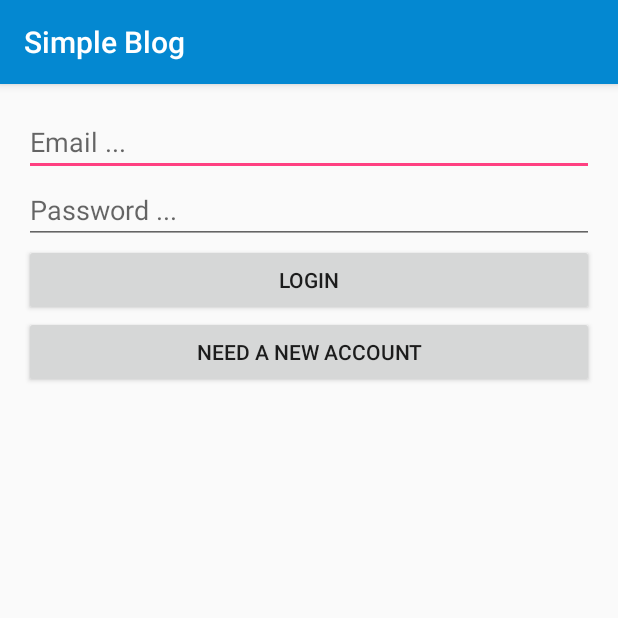
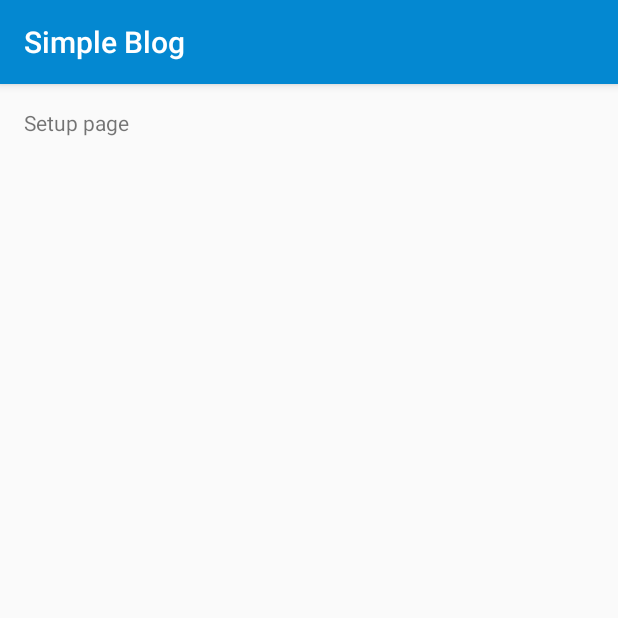
Before and after one commit to solandmedotru/SimpleBlog, an Android app: the screen it shows after launch (LoginActivity before the commit, SetupActivity after it), on a phone screen of 412 x 824 dp, the top half of it. Run offline under Robolectric (Android 15) with nearby library versions, the light colour scheme and no system bars; our stand-ins replace Firebase (no records; nobody signed in at launch, a user with empty details on screens opened directly), Picasso; 2 statements that could not run were skipped.

Commit message:
Added check exist user on main activity. If user exist but not have name in DB then start setup activity

```diff
--- a/app/src/main/AndroidManifest.xml
+++ b/app/src/main/AndroidManifest.xml
@@ -19,7 +19,8 @@
         </activity>
         <activity android:name=".PostActivity" />
         <activity android:name=".RegisterActivity" />
-        <activity android:name=".LoginActivity"></activity>
+        <activity android:name=".LoginActivity" />
+        <activity android:name=".SetupActivity"></activity>
     </application>
 
 </manifest>
--- a/app/src/main/java/ru/solandme/simpleblog/LoginActivity.java
+++ b/app/src/main/java/ru/solandme/simpleblog/LoginActivity.java
@@ -1,5 +1,6 @@
 package ru.solandme.simpleblog;
 
+import android.app.ProgressDialog;
 import android.content.Intent;
 import android.os.Bundle;
 import android.support.annotation.NonNull;
@@ -28,7 +29,8 @@ public class LoginActivity extends AppCompatActivity {
     private Button registerBtn;
 
     private FirebaseAuth auth;
-    private DatabaseReference databaseRef;
+    private DatabaseReference databaseRefUsers;
+    private ProgressDialog progress;
 
     @Override
     protected void onCreate(Bundle savedInstanceState) {
@@ -36,7 +38,10 @@ public class LoginActivity extends AppCompatActivity {
         setContentView(R.layout.activity_login);
 
         auth = FirebaseAuth.getInstance();
-        databaseRef = FirebaseDatabase.getInstance().getReference().child("Users");
+        databaseRefUsers = FirebaseDatabase.getInstance().getReference().child("Users");
+        databaseRefUsers.keepSynced(true);
+
+        progress = new ProgressDialog(this);
 
         loginEmailField = (EditText) findViewById(R.id.loginEmailField);
         loginPasswordField = (EditText) findViewById(R.id.loginPasswordField);
@@ -58,8 +63,6 @@ public class LoginActivity extends AppCompatActivity {
                 startActivity(intent);
             }
         });
-
-
     }
 
     private void checkLogin() {
@@ -68,10 +71,17 @@ public class LoginActivity extends AppCompatActivity {
         String password = loginPasswordField.getText().toString().trim();
 
         if (!TextUtils.isEmpty(email) && !TextUtils.isEmpty(password)) {
+
+            progress.setMessage("Checking Login ...");
+            progress.show();
+
             auth.signInWithEmailAndPassword(email, password)
                     .addOnCompleteListener(this, new OnCompleteListener<AuthResult>() {
                         @Override
                         public void onComplete(@NonNull Task<AuthResult> task) {
+
+                            progress.dismiss();
+
                             if (task.isSuccessful()) {
                                 checkUserExist();
                             } else {
@@ -87,15 +97,21 @@ public class LoginActivity extends AppCompatActivity {
     private void checkUserExist() {
         final String user_id = auth.getCurrentUser().getUid();
 
-        databaseRef.addValueEventListener(new ValueEventListener() {
+        databaseRefUsers.addValueEventListener(new ValueEventListener() {
             @Override
             public void onDataChange(DataSnapshot dataSnapshot) {
                 if (dataSnapshot.hasChild(user_id)) {
+
                     Intent mainIntent = new Intent(LoginActivity.this, MainActivity.class);
                     mainIntent.setFlags(Intent.FLAG_ACTIVITY_CLEAR_TOP);
                     startActivity(mainIntent);
+
                 } else {
-                    Toast.makeText(LoginActivity.this, "You need to setup your Account.", Toast.LENGTH_LONG).show();
+
+                    Intent setupIntent = new Intent(LoginActivity.this, SetupActivity.class);
+                    setupIntent.setFlags(Intent.FLAG_ACTIVITY_CLEAR_TOP);
+                    startActivity(setupIntent);
+
                 }
             }
 
--- a/app/src/main/java/ru/solandme/simpleblog/MainActivity.java
+++ b/app/src/main/java/ru/solandme/simpleblog/MainActivity.java
@@ -15,14 +15,18 @@ import android.widget.TextView;
 
 import com.firebase.ui.database.FirebaseRecyclerAdapter;
 import com.google.firebase.auth.FirebaseAuth;
+import com.google.firebase.database.DataSnapshot;
+import com.google.firebase.database.DatabaseError;
 import com.google.firebase.database.DatabaseReference;
 import com.google.firebase.database.FirebaseDatabase;
+import com.google.firebase.database.ValueEventListener;
 import com.squareup.picasso.Picasso;
 
 public class MainActivity extends AppCompatActivity {
 
     private RecyclerView blogList;
-    private DatabaseReference databaseReference;
+    private DatabaseReference databaseRef;
+    private DatabaseReference databaseRefUsers;
     private FirebaseAuth auth;
     private FirebaseAuth.AuthStateListener authStateListener;
 
@@ -46,7 +50,9 @@ public class MainActivity extends AppCompatActivity {
             }
         };
 
-        databaseReference = FirebaseDatabase.getInstance().getReference().child("Blog");
+        databaseRef = FirebaseDatabase.getInstance().getReference().child("Blog");
+        databaseRefUsers = FirebaseDatabase.getInstance().getReference().child("Users");
+        databaseRefUsers.keepSynced(true);
 
         blogList = (RecyclerView) findViewById(R.id.blogList);
         blogList.setHasFixedSize(true);
@@ -57,11 +63,13 @@ public class MainActivity extends AppCompatActivity {
     protected void onStart() {
         super.onStart();
 
+        checkUserExist();
+
         auth.addAuthStateListener(authStateListener);
 
         FirebaseRecyclerAdapter<Blog, BlogViewHolder> firebaseRecyclerAdapter =
                 new FirebaseRecyclerAdapter<Blog, BlogViewHolder>(
-                        Blog.class, R.layout.blog_row, BlogViewHolder.class, databaseReference
+                        Blog.class, R.layout.blog_row, BlogViewHolder.class, databaseRef
                 ) {
                     @Override
                     protected void populateViewHolder(BlogViewHolder viewHolder, Blog model, int position) {
@@ -130,4 +138,24 @@ public class MainActivity extends AppCompatActivity {
             auth.removeAuthStateListener(authStateListener);
         }
     }
+
+    private void checkUserExist() {
+        final String user_id = auth.getCurrentUser().getUid();
+
+        databaseRefUsers.addValueEventListener(new ValueEventListener() {
+            @Override
+            public void onDataChange(DataSnapshot dataSnapshot) {
+                if (!dataSnapshot.hasChild(user_id)) {
+                    Intent setupIntent = new Intent(MainActivity.this, SetupActivity.class);
+                    setupIntent.setFlags(Intent.FLAG_ACTIVITY_CLEAR_TOP);
+                    startActivity(setupIntent);
+                }
+            }
+
+            @Override
+            public void onCancelled(DatabaseError databaseError) {
+
+            }
+        });
+    }
 }
--- /dev/null
+++ b/app/src/main/java/ru/solandme/simpleblog/SetupActivity.java
@@ -0,0 +1,13 @@
+package ru.solandme.simpleblog;
+
+import android.os.Bundle;
+import android.support.v7.app.AppCompatActivity;
+
+public class SetupActivity extends AppCompatActivity {
+
+    @Override
+    protected void onCreate(Bundle savedInstanceState) {
+        super.onCreate(savedInstanceState);
+        setContentView(R.layout.activity_setup);
+    }
+}
--- /dev/null
+++ b/app/src/main/res/layout/activity_setup.xml
@@ -0,0 +1,19 @@
+<?xml version="1.0" encoding="utf-8"?>
+<RelativeLayout xmlns:android="http://schemas.android.com/apk/res/android"
+    xmlns:tools="http://schemas.android.com/tools"
+    android:id="@+id/activity_setup"
+    android:layout_width="match_parent"
+    android:layout_height="match_parent"
+    android:paddingBottom="@dimen/activity_vertical_margin"
+    android:paddingLeft="@dimen/activity_horizontal_margin"
+    android:paddingRight="@dimen/activity_horizontal_margin"
+    android:paddingTop="@dimen/activity_vertical_margin"
+    tools:context="ru.solandme.simpleblog.SetupActivity">
+
+    <TextView
+        android:layout_width="match_parent"
+        android:layout_height="wrap_content"
+        android:text="Setup page"
+        android:layout_alignParentTop="true"
+        android:layout_centerHorizontal="true" />
+</RelativeLayout>
```
